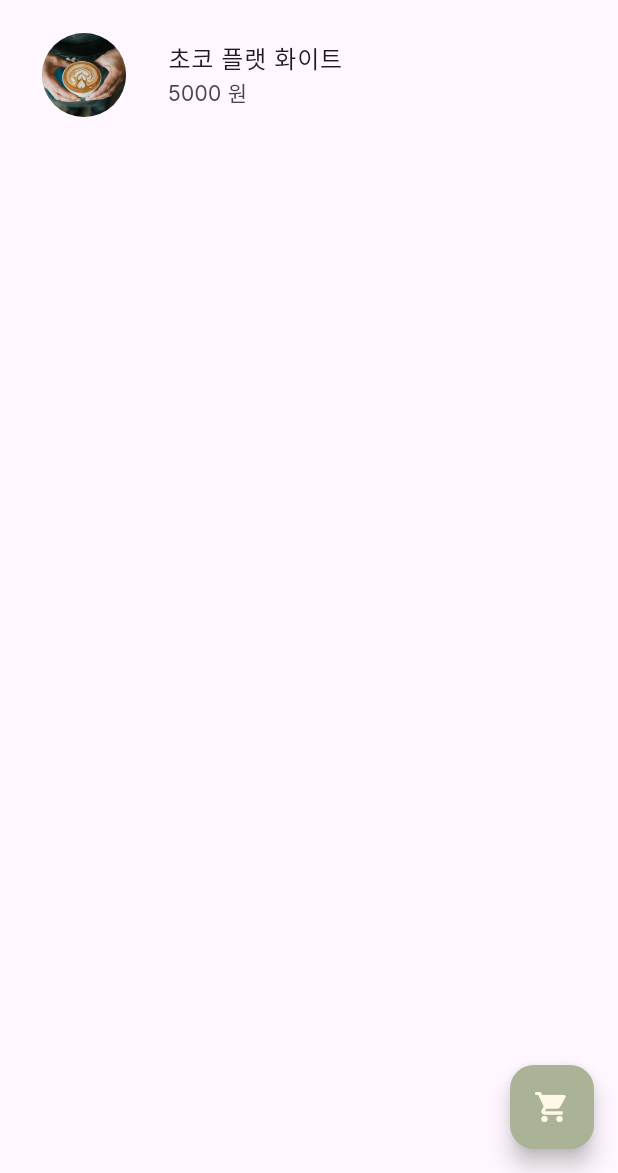
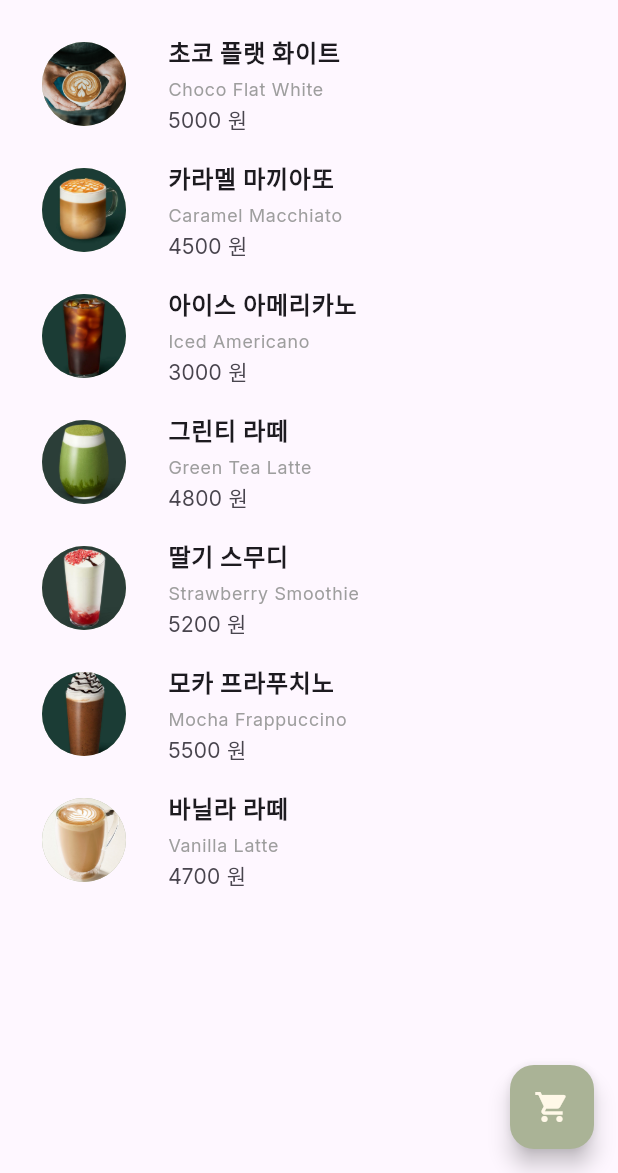
Before and after one commit to Hamiric/SirenOrder_Team4, a Flutter app: the screen it shows after launch, on a phone screen of 412 x 824 dp, the part 63-1236 px from its top. Run offline on Flutter 3.47's test engine with Material 3 defaults, Android fonts, the phone set to English and light mode, and no system bars; our stand-ins replace image_picker.

Commit message:
feat: 영어 이름 보이게 ui 변경, 더미 데이터 추가

```diff
--- a/lib/item_list_page/item_list_page.dart
+++ b/lib/item_list_page/item_list_page.dart
@@ -17,6 +17,60 @@ class ItemListPage extends StatelessWidget {
         description:
             '저희 카페에서 고안한\n새로운 플랫 화이트 입니다.\n\n기존의 우유 스팀으로 거품을 올린 것과는 다르게\n스팀을 치기 전, 발로나 초코를 우유에 넣어줍니다.\n\n정말로 맛있습니다.\n\n여러분의 구매 버튼만 있다면\n저희 집 특제 초코 플랫 화이트를\n현실에서 직접 맛보실 수 있습니다!\n많이 많이 눌러 주세요!',
         price: 5000,
+        count: 0,
+        isFavorite: false),
+    Drink(
+        name: '카라멜 마끼아또',
+        code: 'Caramel Macchiato',
+        img: 'assets/caramel_macchiato.jpg',
+        description:
+           '달콤하고 고소한\n카라멜 마끼아또입니다.\n\n부드러운 우유 거품 위에\n카라멜 소스를 듬뿍 얹어\n달콤함을 느낄 수 있어요.',
+        price: 4500,
+        count: 0,
+        isFavorite: false),
+    Drink(
+        name: '아이스 아메리카노',
+        code: 'Iced Americano',
+        img: 'assets/iced_americano.jpg',
+        description:
+          '시원하고 깔끔한\n아이스 아메리카노입니다.\n\n더운 날씨에\n딱 어울리는 상쾌한 음료입니다.',
+        price: 3000,
+        count: 0,
+        isFavorite: false),
+    Drink(
+        name: '그린티 라떼',
+        code: 'Green Tea Latte',
+        img: 'assets/green_tea_latte.jpg',
+        description:
+          '부드러운 우유와\n고소한 녹차가 만나\n환상의 조화를 이루는\n그린티 라떼입니다.',
+        price: 4800,
+        count: 0,
+        isFavorite: false),
+    Drink(
+        name: '딸기 스무디',
+        code: 'Strawberry Smoothie',
+        img: 'assets/strawberry_smoothie.jpg',
+        description:
+          '신선한 딸기로 만든\n달콤한 딸기 스무디입니다.\n\n더운 여름에\n시원하게 즐겨보세요!',
+        price: 5200,
+        count: 0,
+        isFavorite: false),
+    Drink(
+        name: '모카 프라푸치노',
+        code: 'Mocha Frappuccino',
+        img: 'assets/mocha_frappuccino.jpg',
+        description:
+          '진한 초콜릿과\n커피의 풍미가 조화를 이루는\n모카 프라푸치노입니다.\n\n달콤 쌉싸름한 맛을 좋아한다면 추천!',
+        price: 5500,
+        count: 0,
+        isFavorite: false),
+    Drink(
+        name: '바닐라 라떼',
+        code: 'Vanilla Latte',
+        img: 'assets/vanilla_latte.jpg',
+        description:
+        '부드러운 우유와\n달콤한 바닐라 시럽이 만나\n마음까지 편안해지는\n바닐라 라떼입니다.',
+        price: 4700,
         count: 0,
         isFavorite: false),
   ];
@@ -47,10 +101,29 @@ class ItemListPage extends StatelessWidget {
             leading: CircleAvatar(
                 backgroundImage: is_CheckImageFile(drinkList[index].img)
                     ? FileImage(File(drinkList[index].img))
-                    : AssetImage(drinkList[index].img),
-                backgroundColor: Color(0xFFAAB396),
+                    : AssetImage(drinkList[index].img) as ImageProvider,
+                backgroundColor: const Color(0xFFAAB396),
                 radius: 40),
-            title: Text(drinkList[index].name),
+            title: Column(
+              crossAxisAlignment: CrossAxisAlignment.start,
+              children: [
+                Text(
+                  drinkList[index].name,
+                  style: const TextStyle(
+                    fontSize: 16,
+                    fontWeight: FontWeight.bold,
+                  ),
+                ),
+                const SizedBox(height: 4), // 간격 추가
+                Text(
+                  drinkList[index].code,
+                  style: const TextStyle(
+                    fontSize: 12, // 작은 글씨 크기
+                    color: Colors.grey, // 회색 글씨
+                  ),
+                ),
+              ],
+            ),
             subtitle: Text('${drinkList[index].price} 원'),
             onTap: () {
               Navigator.pushNamed(
@@ -69,7 +142,7 @@ class ItemListPage extends StatelessWidget {
         backgroundColor: const Color(0xFFAAB396),
         child: const Icon(
           Icons.shopping_cart,
-          color: const Color(0xFFFFF8E8),
+          color: Color(0xFFFFF8E8),
         ),
       ),
     );
```
Also changed, not shown: assets/caramel_macchiato.jpg (added), assets/green_tea_latte.jpg (added), assets/iced_americano.jpg (added), assets/mocha_frappuccino.jpg (added), assets/strawberry_smoothie.jpg (added), assets/vanilla_latte.jpg (added).
